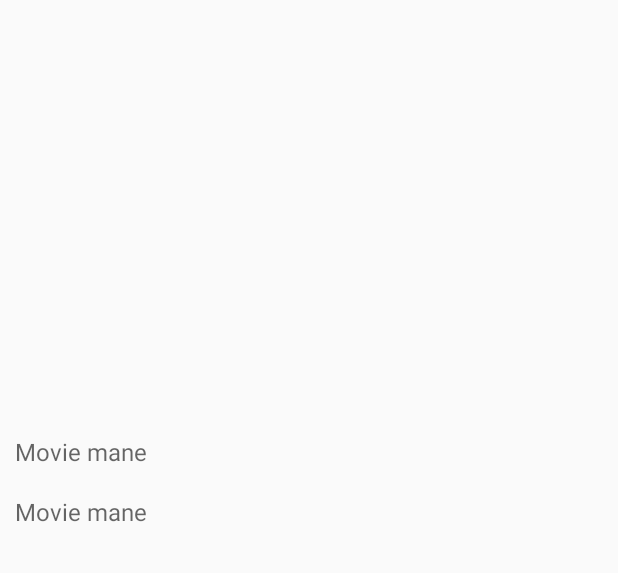
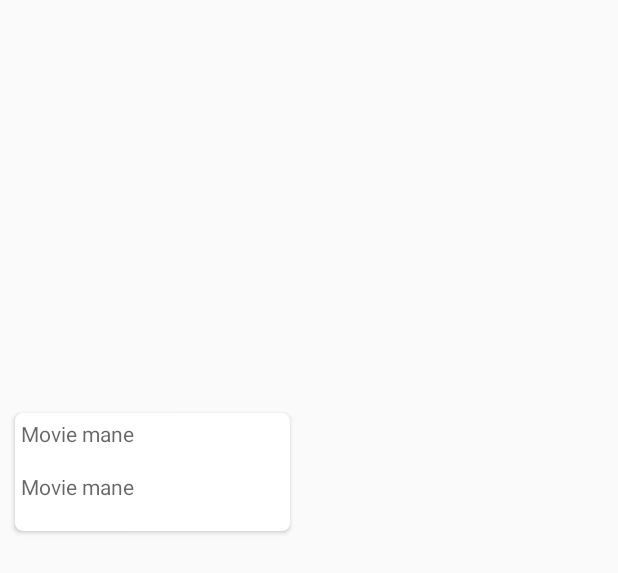
Before and after one commit to plammiez/MyMovie, an Android app: the layout list_item_movie.xml on its own in the app's theme, with its tools: preview values and no code run, on a phone screen of 412 x 824 dp. Shown: the top 573 px of the screen. Run offline under Robolectric (Android 15) with nearby library versions, the phone set to English and light mode, and no system bars.

Commit message:
set background

```diff
--- a/app/src/main/res/layout/detail_movie.xml
+++ b/app/src/main/res/layout/detail_movie.xml
@@ -1,6 +1,7 @@
 <?xml version="1.0" encoding="utf-8"?>
 <LinearLayout xmlns:android="http://schemas.android.com/apk/res/android"
     xmlns:tools="http://schemas.android.com/tools"
+    android:id="@+id/linear_movie_detail"
     xmlns:card_view="http://schemas.android.com/apk/res-auto"
     android:orientation="vertical"
     android:layout_width="match_parent"
--- a/app/src/main/res/layout/fragment_main_list.xml
+++ b/app/src/main/res/layout/fragment_main_list.xml
@@ -9,9 +9,9 @@
     <ImageView
         android:layout_width="match_parent"
         android:layout_height="match_parent"
-        android:scaleType="fitCenter"
-        android:background="@drawable/background"
-        android:alpha="0.6"/>
+        android:scaleType="fitCenter"/>
+        <!--android:background="@drawable/background"-->
+        <!--android:alpha="0.6"-->
 
 
     <android.support.v7.widget.RecyclerView
--- a/app/src/main/res/layout/list_item_movie.xml
+++ b/app/src/main/res/layout/list_item_movie.xml
@@ -3,19 +3,6 @@
     android:orientation="vertical"
     android:layout_width="match_parent"
     android:layout_height="wrap_content">
-
-    <!--<android.support.v7.widget.CardView xmlns:android="http://schemas.android.com/apk/res/android"-->
-        <!--xmlns:card_view="http://schemas.android.com/apk/res-auto"-->
-        <!--android:id="@+id/card_view"-->
-        <!--android:layout_height="wrap_content"-->
-        <!--android:layout_width="wrap_content"-->
-        <!--android:layout_margin="10dp"-->
-        <!--card_view:cardCornerRadius="4dp"-->
-        <!--card_view:contentPadding="4dp">-->
-
-
-
-
 
         <LinearLayout
             android:layout_width="wrap_content"
@@ -29,38 +16,52 @@
             android:layout_height="270dp"
             android:layout_gravity="center"
             android:layout_alignStart="@+id/textView"
+            android:layout_marginTop="5dp" />
+
+        <android.support.v7.widget.CardView xmlns:android="http://schemas.android.com/apk/res/android"
+            xmlns:card_view="http://schemas.android.com/apk/res-auto"
+            android:id="@+id/card_view"
+            android:layout_height="wrap_content"
+            android:layout_width="wrap_content"
+            android:layout_marginBottom="10dp"
+            android:layout_marginRight="10dp"
+            android:layout_marginLeft="10dp"
+            card_view:cardCornerRadius="5dp"
+            card_view:contentPadding="4dp"
+            >
+
+        <LinearLayout
+            android:layout_width="175dp"
+            android:layout_height="wrap_content"
+            android:orientation="vertical">
+
+        <TextView
+            android:id="@+id/movie_name_in_list_en"
+            android:layout_width="170dp"
+            android:layout_height="35dp"
+            android:hint="@string/movie_name"
+            android:layout_below="@+id/list_movie_img"
+            android:layout_centerHorizontal="true"
+            android:textSize="14dp"
+            android:textColor="#FFFFFF"
             />
 
         <TextView
             android:id="@+id/movie_name_in_list_th"
-            android:layout_width="180dp"
-            android:layout_height="30dp"
+            android:layout_width="176dp"
+            android:layout_height="35dp"
             android:hint="@string/movie_name"
-            android:layout_below="@+id/list_movie_img"
+            android:layout_below="@+id/movie_name_in_list_en"
             android:layout_centerHorizontal="true"
-            android:paddingTop="10dp"
-            android:layout_margin="10dp"
-            android:textSize="16dp"
+            android:textSize="14dp"
             android:textColor="#FFFFFF"
-            />
+            android:layout_gravity="center_horizontal" />
 
-        <TextView
-            android:id="@+id/movie_name_in_list_en"
-            android:layout_width="180dp"
-            android:layout_height="30dp"
-            android:hint="@string/movie_name"
-            android:layout_below="@+id/list_movie_img"
-            android:layout_centerHorizontal="true"
-            android:layout_margin="10dp"
-            android:textSize="16dp"
-            android:textColor="#FFFFFF"
-            />
+        </LinearLayout>
+
+        </android.support.v7.widget.CardView>
 
         </LinearLayout>
 
 
-
-    <!--</android.support.v7.widget.CardView>-->
-
-
 </RelativeLayout>
--- a/build.gradle
+++ b/build.gradle
@@ -5,7 +5,7 @@ buildscript {
         jcenter()
     }
     dependencies {
-        classpath 'com.android.tools.build:gradle:2.2.0'
+        classpath 'com.android.tools.build:gradle:2.2.1'
 
         // NOTE: Do not place your application dependencies here; they belong
         // in the individual module build.gradle files
```
Also changed, not shown: app/src/main/java/com/augmentis/ayp/mymovie/DetailMovieActivity.java (+14 -0 lines), app/src/main/java/com/augmentis/ayp/mymovie/MainFragment2.java (+10 -6 lines), app/src/main/res/drawable/wp4.jpg (added), app/src/main/res/drawable/wp5.jpg (added), app/src/main/res/wp3.jpg (added), 3 other files.
